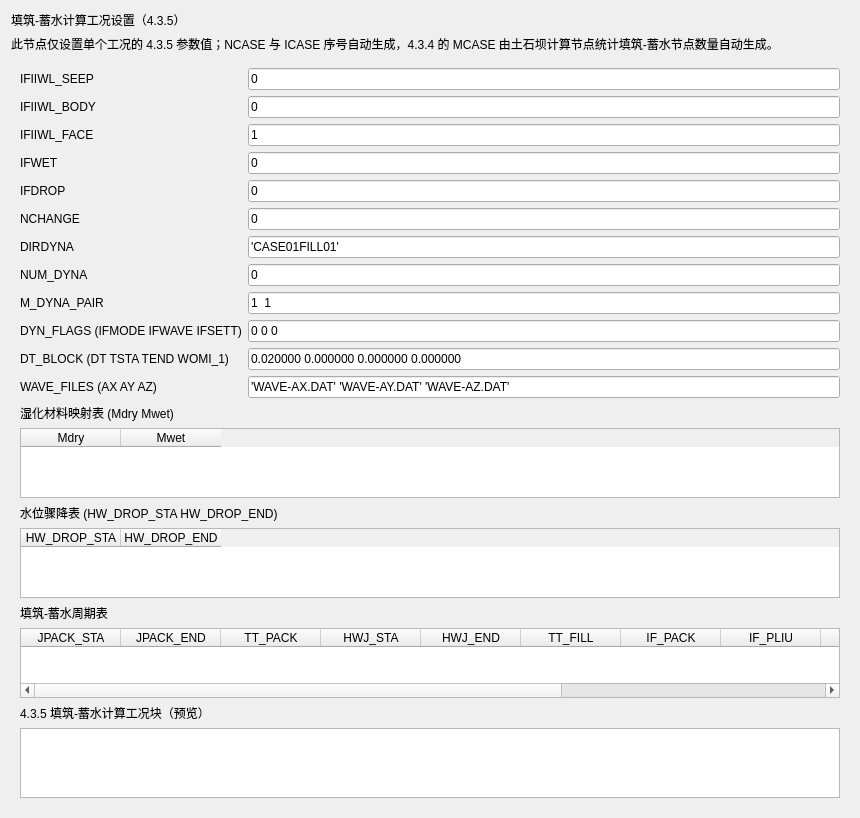
Above: plugins/Base_Slover/FillStorageCyclePage.ui from asd977/base_cae before the change. Below: the same form after it.
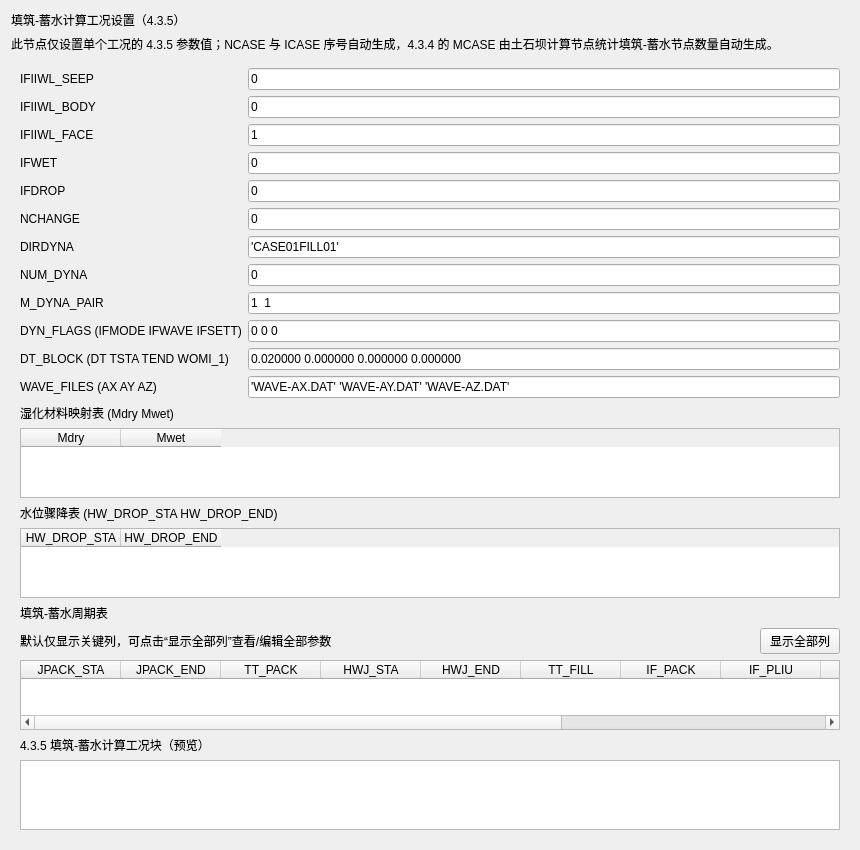
That is the form after the change.

Commit message: feat(ui): add compact/full column mode for fill-storage cycle table

Patch:
```diff
--- a/plugins/Base_Slover/FillStorageCyclePage.ui
+++ b/plugins/Base_Slover/FillStorageCyclePage.ui
@@ -43,6 +43,13 @@
        <item><widget class="QLabel" name="labelDrop"><property name="text"><string>水位骤降表 (HW_DROP_STA HW_DROP_END)</string></property></widget></item>
        <item><widget class="QTableWidget" name="tableDrop"><column><property name="text"><string>HW_DROP_STA</string></property></column><column><property name="text"><string>HW_DROP_END</string></property></column></widget></item>
        <item><widget class="QLabel" name="labelCircle"><property name="text"><string>填筑-蓄水周期表</string></property></widget></item>
+       <item>
+        <layout class="QHBoxLayout" name="horizontalLayoutCircleToolbar">
+         <item><widget class="QLabel" name="labelCircleTip"><property name="text"><string>默认仅显示关键列，可点击“显示全部列”查看/编辑全部参数</string></property></widget></item>
+         <item><spacer name="horizontalSpacerCircleToolbar"><property name="orientation"><enum>Qt::Horizontal</enum></property><property name="sizeHint" stdset="0"><size><width>40</width><height>20</height></size></property></spacer></item>
+         <item><widget class="QPushButton" name="btnToggleCircleColumns"><property name="text"><string>显示全部列</string></property></widget></item>
+        </layout>
+       </item>
        <item><widget class="QTableWidget" name="tableCircle"><column><property name="text"><string>JPACK_STA</string></property></column><column><property name="text"><string>JPACK_END</string></property></column><column><property name="text"><string>TT_PACK</string></property></column><column><property name="text"><string>HWJ_STA</string></property></column><column><property name="text"><string>HWJ_END</string></property></column><column><property name="text"><string>TT_FILL</string></property></column><column><property name="text"><string>IF_PACK</string></property></column><column><property name="text"><string>IF_PLIU</string></property></column><column><property name="text"><string>IF_FILL</string></property></column><column><property name="text"><string>IF_FLIU</string></property></column><column><property name="text"><string>CAHEAD</string></property></column><column><property name="text"><string>CABODY</string></property></column></widget></item>
        <item><widget class="QLabel" name="labelSection"><property name="text"><string>4.3.5 填筑-蓄水计算工况块（预览）</string></property></widget></item>
        <item><widget class="QPlainTextEdit" name="plainTextEditSection"/></item>
```
The commit also changes 2 other files.
